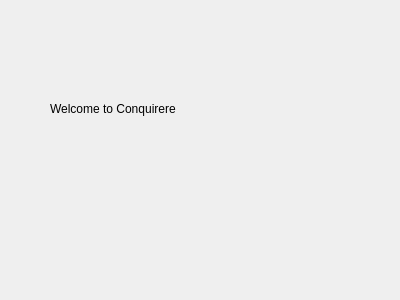
The window that src/ui/project/welcomewidget.ui (KDE/conquirere) describes before a commit, drawn with Qt 5.
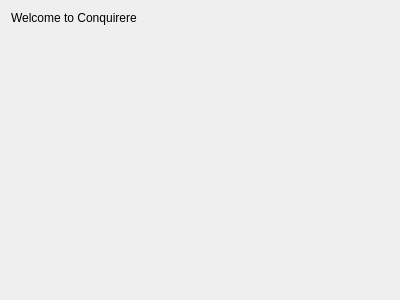
The same window after the commit.

Patch:
```diff
--- a/src/ui/project/welcomewidget.ui
+++ b/src/ui/project/welcomewidget.ui
@@ -13,19 +13,28 @@
   <property name="windowTitle">
    <string>Form</string>
   </property>
+  <layout class="QVBoxLayout" name="verticalLayout">
+   <item>
   <widget class="QLabel" name="label">
-   <property name="geometry">
-    <rect>
-     <x>50</x>
-     <y>100</y>
-     <width>201</width>
-     <height>17</height>
-    </rect>
-   </property>
    <property name="text">
     <string>Welcome to Conquirere</string>
    </property>
   </widget>
+   </item>
+   <item>
+    <spacer name="verticalSpacer">
+     <property name="orientation">
+      <enum>Qt::Vertical</enum>
+     </property>
+     <property name="sizeHint" stdset="0">
+      <size>
+       <width>20</width>
+       <height>40</height>
+      </size>
+     </property>
+    </spacer>
+   </item>
+  </layout>
  </widget>
  <resources/>
  <connections/>
```
Lines whose indentation alone changed are shown as unchanged.
